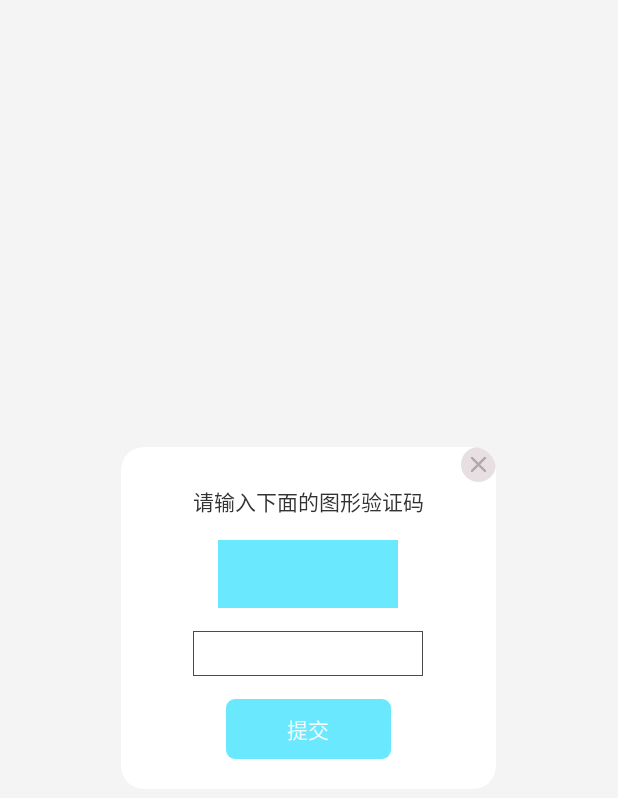
After one commit to coulds/quwen_live_project, an Android app: the layout user_graphic_dialog.xml on its own in the app's theme, with its tools: preview values and no code run, on a phone screen of 412 x 824 dp. The commit adds this screen. Shown: the top 798 px of the screen. Run offline under Robolectric (Android 15) with nearby library versions, the phone set to English and light mode, and no system bars.

Commit message:
图形验证码弹窗

```diff
--- a/app/src/main/java/com/hsjskj/quwen/ui/fragment/TaoBaoHomeFragment.java
+++ b/app/src/main/java/com/hsjskj/quwen/ui/fragment/TaoBaoHomeFragment.java
@@ -30,6 +30,12 @@ public class TaoBaoHomeFragment extends MyFragment<HomeActivity> {
     @Override
     protected int getLayoutId() {
         return R.layout.tao_bao_home_fragment;
+    }
+
+    @Override
+    public boolean isStatusBarEnabled() {
+        // 使用沉浸式状态栏
+        return !super.isStatusBarEnabled();
     }
 
     @Override
--- /dev/null
+++ b/app/src/main/res/layout/user_graphic_dialog.xml
@@ -0,0 +1,74 @@
+<?xml version="1.0" encoding="utf-8"?>
+<androidx.cardview.widget.CardView xmlns:android="http://schemas.android.com/apk/res/android"
+    xmlns:app="http://schemas.android.com/apk/res-auto"
+    xmlns:tools="http://schemas.android.com/tools"
+    android:layout_width="wrap_content"
+    android:layout_height="wrap_content"
+    android:layout_gravity="center"
+    app:cardBackgroundColor="@color/white"
+    app:cardCornerRadius="15dp"
+    app:cardElevation="0px"
+    tools:ignore="HardcodedText">
+
+    <RelativeLayout
+        android:layout_width="250dp"
+        android:layout_height="wrap_content">
+
+        <LinearLayout
+            android:layout_width="match_parent"
+            android:layout_height="wrap_content"
+            android:layout_marginLeft="5dp"
+            android:layout_marginTop="5dp"
+            android:layout_marginRight="5dp"
+            android:gravity="center_horizontal"
+            android:orientation="vertical"
+            android:paddingTop="20dp"
+            android:paddingBottom="20dp">
+
+            <TextView
+                android:layout_width="wrap_content"
+                android:layout_height="wrap_content"
+                android:text="请输入下面的图形验证码"
+                android:textColor="@color/textColor"
+                android:textSize="14sp" />
+
+            <ImageView
+                android:id="@+id/iv_code"
+                android:layout_width="120dp"
+                android:layout_height="45dp"
+                android:layout_marginTop="15dp"
+                android:layout_marginBottom="15dp"
+                android:scaleType="fitXY"
+                android:src="@color/colorAccent" />
+
+            <EditText
+                android:id="@+id/input_verification_code"
+                android:layout_width="153dp"
+                android:layout_height="30dp"
+                android:background="@drawable/dialog_input_bg"
+                android:gravity="center"
+                android:paddingHorizontal="10dp"
+                android:paddingVertical="5dp"
+                android:singleLine="true"
+                android:textColor="@color/textColor" />
+
+
+            <Button
+                android:id="@+id/btn_commit"
+                style="@style/ButtonStyle"
+                android:layout_width="110dp"
+                android:layout_height="40dp"
+                android:layout_marginTop="15dp"
+                android:text="提交" />
+        </LinearLayout>
+
+        <ImageView
+            android:id="@+id/iv_close"
+            android:layout_width="23dp"
+            android:layout_height="23dp"
+            android:layout_alignParentEnd="true"
+            android:src="@drawable/graphic_dialog_close" />
+
+    </RelativeLayout>
+
+</androidx.cardview.widget.CardView>
--- a/app/src/main/res/values/colors.xml
+++ b/app/src/main/res/values/colors.xml
@@ -3,13 +3,13 @@
     <!-- App 样式中引用的颜色 -->
     <color name="colorPrimary">@color/white</color>
     <color name="colorPrimaryDark">@color/black</color>
-    <color name="colorAccent">#5A8DDF</color>
+    <color name="colorAccent">#69E8FE</color>
     <color name="windowBackground">#F4F4F4</color>
     <color name="textColor">#333333</color>
     <color name="textColorHint">#757575</color>
 
     <!-- 按钮按压时的颜色 -->
-    <color name="colorButtonPressed">#AA5A8DDF</color>
+    <color name="colorButtonPressed">#AA69E8FE</color>
     <!-- 按钮禁用时的颜色 -->
     <color name="colorButtonDisable">#BBBBBB</color>
     <!-- 分割线的颜色 -->
--- a/app/src/main/res/values/dimens.xml
+++ b/app/src/main/res/values/dimens.xml
@@ -5,7 +5,7 @@
     <dimen name="line_size">1px</dimen>
 
     <!-- 默认按钮的圆角大小 -->
-    <dimen name="button_round_size">999dp</dimen>
+    <dimen name="button_round_size">6dp</dimen>
 
     <!-- 通用对话框圆角大小 -->
     <dimen name="dialog_ui_round_size">15dp</dimen>
```
Also changed, not shown: app/src/main/java/com/hsjskj/quwen/common/MyApplication.java (+9 -0 lines), app/src/main/java/com/hsjskj/quwen/ui/activity/DialogActivity.java (+16 -5 lines), app/src/main/java/com/hsjskj/quwen/ui/dialog/GraphicInputDialog.java (added, +127 -0 lines), app/src/main/res/layout/dialog_activity.xml (+8 -0 lines), app/src/main/res/drawable/graphic_dialog_close.png (added).
